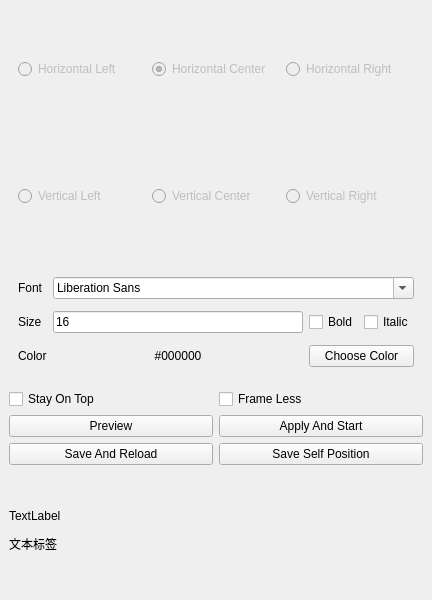
Qt form src/settingwindow.ui (SmileYik/lyric-for-musicfox) before a commit.
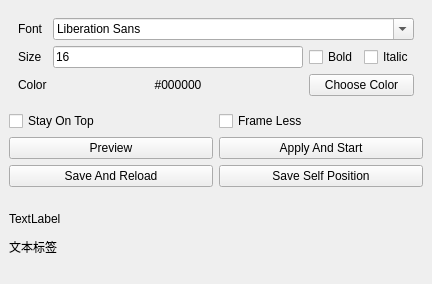
The same form after that commit.

Commit message: 缩减设定窗口

The edit to the form file:
```diff
--- a/src/settingwindow.ui
+++ b/src/settingwindow.ui
@@ -7,7 +7,7 @@
     <x>0</x>
     <y>0</y>
     <width>432</width>
-    <height>600</height>
+    <height>284</height>
    </rect>
   </property>
   <property name="windowTitle">
@@ -15,76 +15,54 @@
   </property>
   <widget class="QWidget" name="centralwidget">
    <layout class="QGridLayout" name="gridLayout_2">
+    <item row="4" column="0" colspan="2">
+     <widget class="QLabel" name="labelPreview">
+      <property name="text">
+       <string>&lt;html&gt;&lt;head/&gt;&lt;body&gt;&lt;p&gt;TextLabel&lt;/p&gt;&lt;p&gt;文本标签&lt;/p&gt;&lt;/body&gt;&lt;/html&gt;</string>
+      </property>
+     </widget>
+    </item>
+    <item row="2" column="0">
+     <widget class="QPushButton" name="pushButtonPreview">
+      <property name="toolTip">
+       <string>在下方的文本标签内预览字体变化</string>
+      </property>
+      <property name="text">
+       <string>Preview</string>
+      </property>
+     </widget>
+    </item>
+    <item row="2" column="1">
+     <widget class="QPushButton" name="pushButtonApply">
+      <property name="toolTip">
+       <string>应用配置至配置文件并且启动歌词窗口</string>
+      </property>
+      <property name="text">
+       <string>Apply And Start</string>
+      </property>
+     </widget>
+    </item>
+    <item row="3" column="0">
+     <widget class="QPushButton" name="pushButtonReload">
+      <property name="toolTip">
+       <string>保存配置文件，发送重载信号至正在运行中的歌词窗口中</string>
+      </property>
+      <property name="text">
+       <string>Save And Reload</string>
+      </property>
+     </widget>
+    </item>
+    <item row="3" column="1">
+     <widget class="QPushButton" name="pushButtonSaveSelf">
+      <property name="toolTip">
+       <string>发送保存位置信息信号至正在运行中的歌词窗口中</string>
+      </property>
+      <property name="text">
+       <string>Save Self Position</string>
+      </property>
+     </widget>
+    </item>
     <item row="0" column="0" colspan="2">
-     <widget class="QWidget" name="widget" native="true">
-      <property name="enabled">
-       <bool>false</bool>
-      </property>
-      <property name="toolTip">
-       <string>Deprecated</string>
-      </property>
-      <layout class="QHBoxLayout" name="horizontalLayout">
-       <item>
-        <widget class="QRadioButton" name="radioButtonHLeft">
-         <property name="text">
-          <string>Horizontal Left</string>
-         </property>
-        </widget>
-       </item>
-       <item>
-        <widget class="QRadioButton" name="radioButtonHCenter">
-         <property name="text">
-          <string>Horizontal Center</string>
-         </property>
-         <property name="checked">
-          <bool>true</bool>
-         </property>
-        </widget>
-       </item>
-       <item>
-        <widget class="QRadioButton" name="radioButtonHRight">
-         <property name="text">
-          <string>Horizontal Right</string>
-         </property>
-        </widget>
-       </item>
-      </layout>
-     </widget>
-    </item>
-    <item row="1" column="0" colspan="2">
-     <widget class="QWidget" name="widget_2" native="true">
-      <property name="enabled">
-       <bool>false</bool>
-      </property>
-      <property name="toolTip">
-       <string>Deprecated</string>
-      </property>
-      <layout class="QHBoxLayout" name="horizontalLayout_2">
-       <item>
-        <widget class="QRadioButton" name="radioButtonVLeft">
-         <property name="text">
-          <string>Vertical Left</string>
-         </property>
-        </widget>
-       </item>
-       <item>
-        <widget class="QRadioButton" name="radioButtonVCenter">
-         <property name="text">
-          <string>Vertical Center</string>
-         </property>
-        </widget>
-       </item>
-       <item>
-        <widget class="QRadioButton" name="radioButtonVRight">
-         <property name="text">
-          <string>Vertical Right</string>
-         </property>
-        </widget>
-       </item>
-      </layout>
-     </widget>
-    </item>
-    <item row="2" column="0" colspan="2">
      <widget class="QWidget" name="widget_3" native="true">
       <layout class="QGridLayout" name="gridLayout">
        <item row="0" column="0">
@@ -152,7 +130,7 @@
       </layout>
      </widget>
     </item>
-    <item row="3" column="0">
+    <item row="1" column="0">
      <widget class="QCheckBox" name="checkBoxStayOnTop">
       <property name="toolTip">
        <string>设定窗口是否置顶，仅发送信号至正在运行中的歌词窗口，不保存配置信息到本地中</string>
@@ -162,7 +140,7 @@
       </property>
      </widget>
     </item>
-    <item row="3" column="1">
+    <item row="1" column="1">
      <widget class="QCheckBox" name="checkBoxFrameLess">
       <property name="toolTip">
        <string>设定窗口是否拥有边框，仅发送信号至正在运行中的歌词窗口，不保存配置信息到本地中</string>
@@ -172,53 +150,6 @@
       </property>
      </widget>
     </item>
-    <item row="4" column="0">
-     <widget class="QPushButton" name="pushButtonPreview">
-      <property name="toolTip">
-       <string>在下方的文本标签内预览字体变化</string>
-      </property>
-      <property name="text">
-       <string>Preview</string>
-      </property>
-     </widget>
-    </item>
-    <item row="4" column="1">
-     <widget class="QPushButton" name="pushButtonApply">
-      <property name="toolTip">
-       <string>应用配置至配置文件并且启动歌词窗口</string>
-      </property>
-      <property name="text">
-       <string>Apply And Start</string>
-      </property>
-     </widget>
-    </item>
-    <item row="5" column="0">
-     <widget class="QPushButton" name="pushButtonReload">
-      <property name="toolTip">
-       <string>保存配置文件，发送重载信号至正在运行中的歌词窗口中</string>
-      </property>
-      <property name="text">
-       <string>Save And Reload</string>
-      </property>
-     </widget>
-    </item>
-    <item row="5" column="1">
-     <widget class="QPushButton" name="pushButtonSaveSelf">
-      <property name="toolTip">
-       <string>发送保存位置信息信号至正在运行中的歌词窗口中</string>
-      </property>
-      <property name="text">
-       <string>Save Self Position</string>
-      </property>
-     </widget>
-    </item>
-    <item row="6" column="0" colspan="2">
-     <widget class="QLabel" name="labelPreview">
-      <property name="text">
-       <string>&lt;html&gt;&lt;head/&gt;&lt;body&gt;&lt;p&gt;TextLabel&lt;/p&gt;&lt;p&gt;文本标签&lt;/p&gt;&lt;/body&gt;&lt;/html&gt;</string>
-      </property>
-     </widget>
-    </item>
    </layout>
   </widget>
  </widget>
```
Left out of the diff: 2 changed lines with no effect on the pictures. The commit also changes 5 other files.
